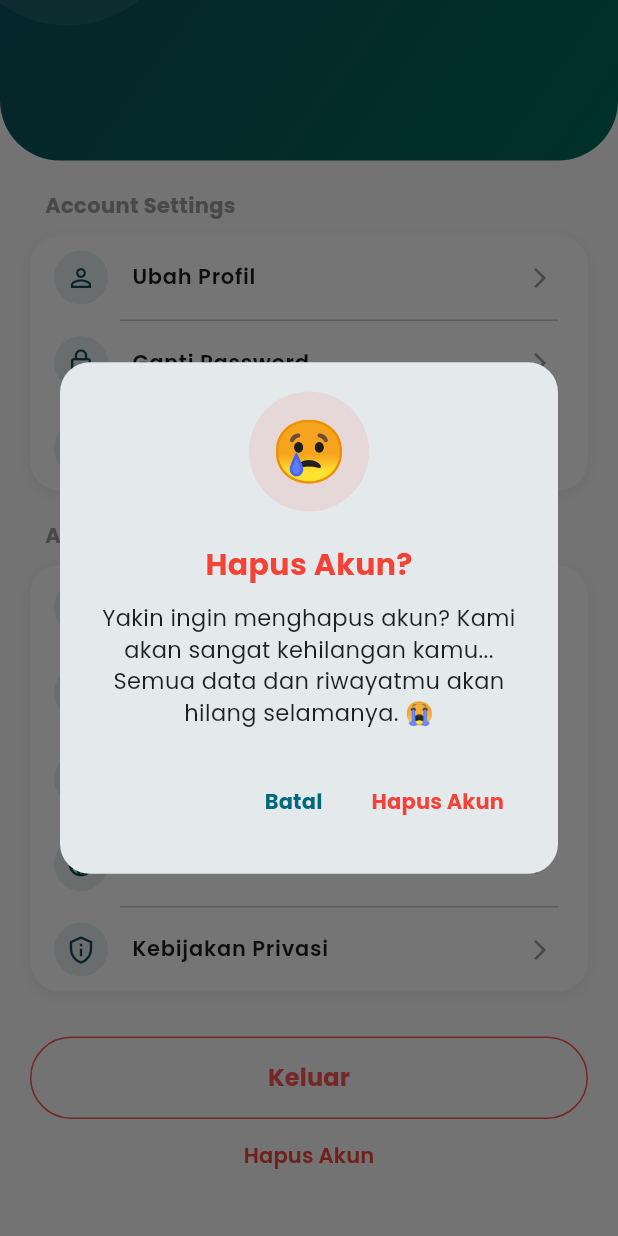
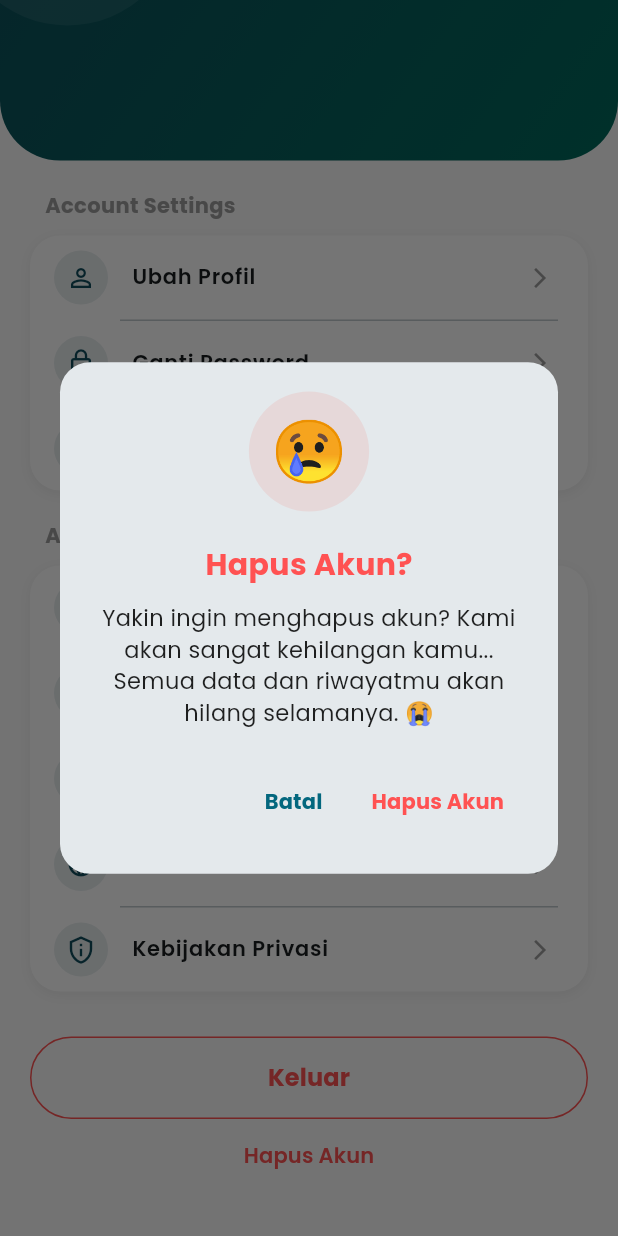
Before and after one commit to RestuAgilYA/artoku_app, a Flutter app: the ProfileScreen screen opened directly, scrolled down 190 dp, after a tap on "Hapus Akun", on a phone screen of 412 x 824 dp. Run offline on Flutter 3.47's test engine with Material 3 defaults, Android fonts, the light colour scheme and no system bars; our stand-ins replace app_links, cloud_firestore, csv, firebase_auth, firebase_core, fl_chart and 15 more; accounts and stored records are empty.

Commit message:
fixing color at profile screen

```diff
--- a/lib/profile_screen.dart
+++ b/lib/profile_screen.dart
@@ -1049,7 +1049,7 @@ class _ProfileScreenState extends State<ProfileScreen> {
                         fontWeight: FontWeight.bold,
                         fontSize: 20,
                         color: isDark
-                            ? const Color.fromRGBO(244, 67, 54, 1)
+                            ? const Color.fromRGBO(255, 82, 82, 1)
                             : const Color(0xFF0F4C5C),
                       ),
                     ),
@@ -1095,7 +1095,7 @@ class _ProfileScreenState extends State<ProfileScreen> {
                     child: const Text(
                       "Keluar",
                       style: TextStyle(
-                        color: Color.fromRGBO(244, 67, 54, 1),
+                        color: Color.fromRGBO(255, 82, 82, 1),
                         fontWeight: FontWeight.bold,
                       ),
                     ),
@@ -1125,7 +1125,7 @@ class _ProfileScreenState extends State<ProfileScreen> {
         child: const Text(
           "Hapus Akun",
           style: TextStyle(
-            color: Color.fromRGBO(244, 67, 54, 1),
+            color: Color.fromRGBO(255, 82, 82, 1),
             fontWeight: FontWeight.w600,
             fontSize: 14,
           ),
@@ -1159,7 +1159,7 @@ class _ProfileScreenState extends State<ProfileScreen> {
               style: TextStyle(
                 fontWeight: FontWeight.bold,
                 fontSize: 20,
-                color: Color.fromRGBO(244, 67, 54, 1),
+                color: Color.fromRGBO(255, 82, 82, 1),
               ),
             ),
             const SizedBox(height: 10),
@@ -1185,7 +1185,7 @@ class _ProfileScreenState extends State<ProfileScreen> {
             },
             child: const Text(
               "Hapus Akun",
-              style: TextStyle(color: Colors.red, fontWeight: FontWeight.bold),
+              style: TextStyle(color: Color.fromRGBO(255, 82, 82, 1), fontWeight: FontWeight.bold),
             ),
           ),
         ],
@@ -1467,7 +1467,7 @@ class _ProfileScreenState extends State<ProfileScreen> {
                         },
                   child: const Text(
                     "Konfirmasi Hapus",
-                    style: TextStyle(color: Colors.red),
+                    style: TextStyle(color: Color.fromRGBO(255, 82, 82, 1)),
                   ),
                 ),
               ],
@@ -1735,7 +1735,7 @@ class _ProfileScreenState extends State<ProfileScreen> {
                         },
                   child: const Text(
                     "Hapus Akun",
-                    style: TextStyle(color: Colors.red),
+                    style: TextStyle(color: Color.fromRGBO(255, 82, 82, 1)),
                   ),
                 ),
               ],
```
